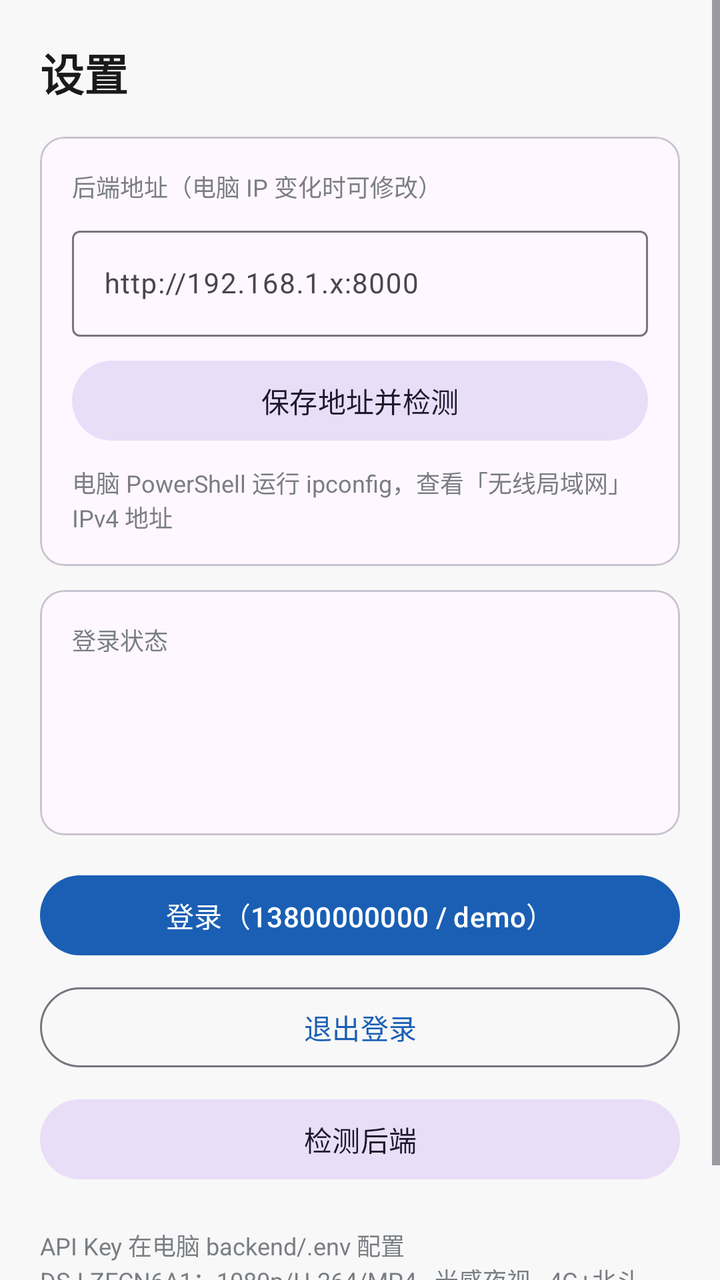
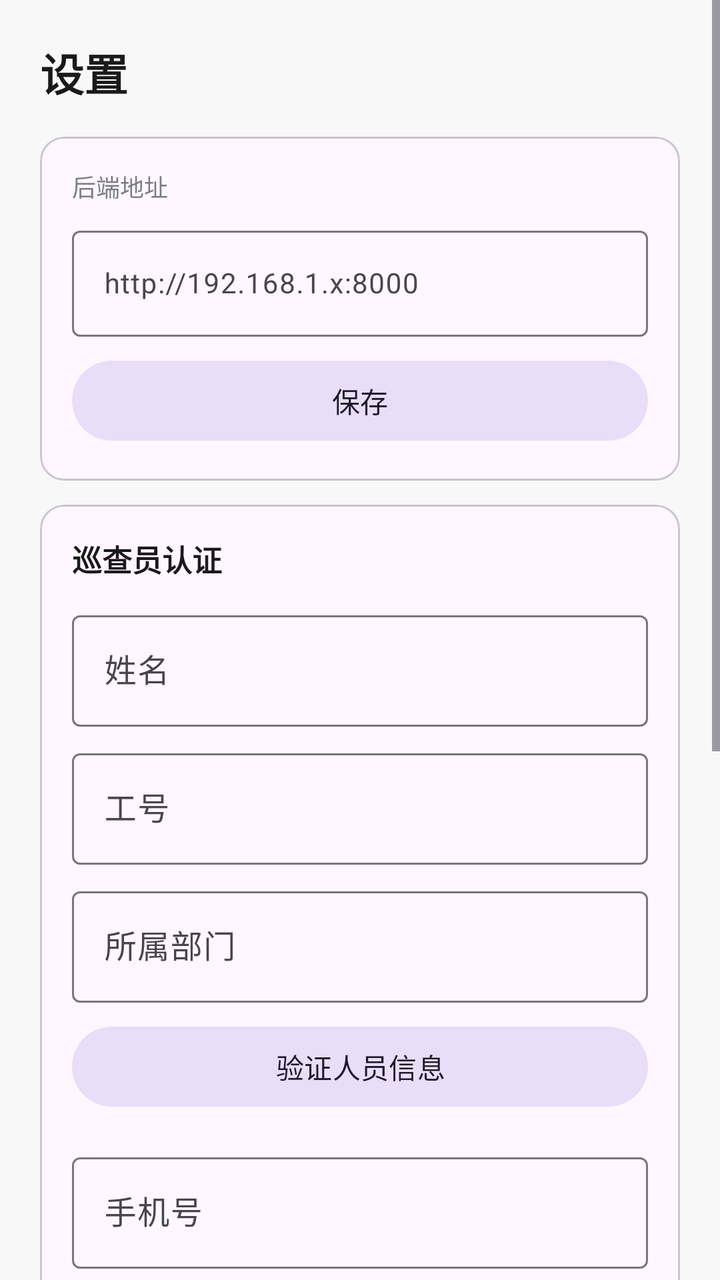

Screens rendered from an Android XML layout before and after an edit, with the pre-edit source and the edit as a unified diff.
<!-- AndroidManifest.xml: application theme Theme.AIFieldCam -->
<!-- res/layout/fragment_settings.xml -->
<?xml version="1.0" encoding="utf-8"?>
<ScrollView
    xmlns:android="http://schemas.android.com/apk/res/android"
    android:layout_width="match_parent"
    android:layout_height="match_parent"
    android:background="@color/background"
    android:fillViewport="true">

    <LinearLayout
        android:layout_width="match_parent"
        android:layout_height="wrap_content"
        android:orientation="vertical"
        android:padding="20dp">

        <TextView
            android:layout_width="wrap_content"
            android:layout_height="wrap_content"
            android:text="设置"
            android:textColor="@color/on_background"
            android:textSize="22sp"
            android:textStyle="bold" />

        <com.google.android.material.card.MaterialCardView
            android:layout_width="match_parent"
            android:layout_height="wrap_content"
            android:layout_marginTop="16dp">

            <LinearLayout
                android:layout_width="match_parent"
                android:layout_height="wrap_content"
                android:orientation="vertical"
                android:padding="16dp">

                <TextView
                    android:layout_width="wrap_content"
                    android:layout_height="wrap_content"
                    android:text="后端地址（电脑 IP 变化时可修改）"
                    android:textColor="@color/on_surface_variant"
                    android:textSize="12sp" />

                <com.google.android.material.textfield.TextInputLayout
                    android:layout_width="match_parent"
                    android:layout_height="wrap_content"
                    android:layout_marginTop="8dp"
                    android:hint="http://192.168.1.x:8000">

                    <com.google.android.material.textfield.TextInputEditText
                        android:id="@+id/et_api_url"
                        android:layout_width="match_parent"
                        android:layout_height="wrap_content"
                        android:inputType="textUri"
                        android:textSize="14sp" />

                </com.google.android.material.textfield.TextInputLayout>

                <com.google.android.material.button.MaterialButton
                    android:id="@+id/btn_save_api"
                    style="@style/Widget.Material3.Button.TonalButton"
                    android:layout_width="match_parent"
                    android:layout_height="wrap_content"
                    android:layout_marginTop="8dp"
                    android:text="保存地址并检测" />

                <TextView
                    android:layout_width="match_parent"
                    android:layout_height="wrap_content"
                    android:layout_marginTop="8dp"
                    android:text="电脑 PowerShell 运行 ipconfig，查看「无线局域网」IPv4 地址"
                    android:textColor="@color/on_surface_variant"
                    android:textSize="12sp" />

            </LinearLayout>
        </com.google.android.material.card.MaterialCardView>

        <com.google.android.material.card.MaterialCardView
            android:layout_width="match_parent"
            android:layout_height="wrap_content"
            android:layout_marginTop="12dp">

            <LinearLayout
                android:layout_width="match_parent"
                android:layout_height="wrap_content"
                android:orientation="vertical"
                android:padding="16dp">

                <TextView
                    android:layout_width="wrap_content"
                    android:layout_height="wrap_content"
                    android:text="登录状态"
                    android:textColor="@color/on_surface_variant"
                    android:textSize="12sp" />

                <TextView
                    android:id="@+id/tv_login_status"
                    android:layout_width="wrap_content"
                    android:layout_height="wrap_content"
                    android:layout_marginTop="4dp"
                    android:textColor="@color/on_background"
                    android:textSize="16sp" />

                <TextView
                    android:id="@+id/tv_health"
                    android:layout_width="wrap_content"
                    android:layout_height="wrap_content"
                    android:layout_marginTop="6dp"
                    android:textColor="@color/on_surface_variant"
                    android:textSize="13sp" />

                <TextView
                    android:id="@+id/tv_platform"
                    android:layout_width="wrap_content"
                    android:layout_height="wrap_content"
                    android:layout_marginTop="6dp"
                    android:textColor="@color/on_surface_variant"
                    android:textSize="13sp" />

            </LinearLayout>
        </com.google.android.material.card.MaterialCardView>

        <com.google.android.material.button.MaterialButton
            android:id="@+id/btn_login"
            android:layout_width="match_parent"
            android:layout_height="wrap_content"
            android:layout_marginTop="16dp"
            android:text="登录（13800000000 / demo）" />

        <com.google.android.material.button.MaterialButton
            android:id="@+id/btn_logout"
            style="@style/Widget.Material3.Button.OutlinedButton"
            android:layout_width="match_parent"
            android:layout_height="wrap_content"
            android:layout_marginTop="8dp"
            android:text="退出登录" />

        <com.google.android.material.button.MaterialButton
            android:id="@+id/btn_ping"
            style="@style/Widget.Material3.Button.TonalButton"
            android:layout_width="match_parent"
            android:layout_height="wrap_content"
            android:layout_marginTop="8dp"
            android:text="检测后端" />

        <TextView
            android:layout_width="match_parent"
            android:layout_height="wrap_content"
            android:layout_marginTop="20dp"
            android:text="API Key 在电脑 backend/.env 配置\nDSJ-ZECN6A1：1080p/H.264/MP4 · 光感夜视 · 4G+北斗\nIP 变化时修改上方地址并重新登录\nBLE 外接相机前缀：AI-FieldCam"
            android:textColor="@color/on_surface_variant"
            android:textSize="12sp" />

    </LinearLayout>
</ScrollView>
<!-- resources referenced by this layout -->
<resources>
  <color name="background">#F8F8F8</color>
  <color name="on_background">#1A1A1A</color>
  <color name="on_surface_variant">#7A7E83</color>
  <style name="Theme.AIFieldCam" parent="Theme.Material3.Light.NoActionBar">
          <item name="colorPrimary">@color/primary</item>
          <item name="colorPrimaryDark">@color/primary_dark</item>
          <item name="android:statusBarColor">@color/surface</item>
          <item name="android:windowLightStatusBar">true</item>
          <item name="android:navigationBarColor">@color/surface</item>
      </style>
  <color name="primary">#1A5FB4</color>
  <color name="primary_dark">#0D3B7A</color>
  <color name="surface">#FFFFFF</color>
</resources>

<!-- the commit's change to res/layout/fragment_settings.xml (unified diff, before → after) -->
@@ -34,7 +34,7 @@
                 <TextView
                     android:layout_width="wrap_content"
                     android:layout_height="wrap_content"
-                    android:text="后端地址（电脑 IP 变化时可修改）"
+                    android:text="后端地址"
                     android:textColor="@color/on_surface_variant"
                     android:textSize="12sp" />
 
@@ -50,7 +50,6 @@
                         android:layout_height="wrap_content"
                         android:inputType="textUri"
                         android:textSize="14sp" />
-
                 </com.google.android.material.textfield.TextInputLayout>
 
                 <com.google.android.material.button.MaterialButton
@@ -59,16 +58,7 @@
                     android:layout_width="match_parent"
                     android:layout_height="wrap_content"
                     android:layout_marginTop="8dp"
-                    android:text="保存地址并检测" />
-
-                <TextView
-                    android:layout_width="match_parent"
-                    android:layout_height="wrap_content"
-                    android:layout_marginTop="8dp"
-                    android:text="电脑 PowerShell 运行 ipconfig，查看「无线局域网」IPv4 地址"
-                    android:textColor="@color/on_surface_variant"
-                    android:textSize="12sp" />
-
+                    android:text="保存" />
             </LinearLayout>
         </com.google.android.material.card.MaterialCardView>
 
@@ -86,7 +76,135 @@
                 <TextView
                     android:layout_width="wrap_content"
                     android:layout_height="wrap_content"
-                    android:text="登录状态"
+                    android:text="巡查员认证"
+                    android:textColor="@color/on_background"
+                    android:textSize="15sp"
+                    android:textStyle="bold" />
+
+                <com.google.android.material.textfield.TextInputLayout
+                    android:layout_width="match_parent"
+                    android:layout_height="wrap_content"
+                    android:layout_marginTop="12dp"
+                    android:hint="姓名">
+
+                    <com.google.android.material.textfield.TextInputEditText
+                        android:id="@+id/et_name"
+                        android:layout_width="match_parent"
+                        android:layout_height="wrap_content"
+                        android:inputType="textPersonName" />
+                </com.google.android.material.textfield.TextInputLayout>
+
+                <com.google.android.material.textfield.TextInputLayout
+                    android:layout_width="match_parent"
+                    android:layout_height="wrap_content"
+                    android:layout_marginTop="8dp"
+                    android:hint="工号">
+
+                    <com.google.android.material.textfield.TextInputEditText
+                        android:id="@+id/et_employee_id"
+                        android:layout_width="match_parent"
+                        android:layout_height="wrap_content"
+                        android:inputType="textCapCharacters" />
+                </com.google.android.material.textfield.TextInputLayout>
+
+                <com.google.android.material.textfield.TextInputLayout
+                    android:layout_width="match_parent"
+                    android:layout_height="wrap_content"
+                    android:layout_marginTop="8dp"
+                    android:hint="所属部门">
+
+                    <com.google.android.material.textfield.TextInputEditText
+                        android:id="@+id/et_department"
+                        android:layout_width="match_parent"
+                        android:layout_height="wrap_content"
+                        android:inputType="text" />
+                </com.google.android.material.textfield.TextInputLayout>
+
+                <com.google.android.material.button.MaterialButton
+                    android:id="@+id/btn_step1"
+                    style="@style/Widget.Material3.Button.TonalButton"
+                    android:layout_width="match_parent"
+                    android:layout_height="wrap_content"
+                    android:layout_marginTop="8dp"
+                    android:text="验证人员信息" />
+
+                <com.google.android.material.textfield.TextInputLayout
+                    android:layout_width="match_parent"
+                    android:layout_height="wrap_content"
+                    android:layout_marginTop="16dp"
+                    android:hint="手机号">
+
+                    <com.google.android.material.textfield.TextInputEditText
+                        android:id="@+id/et_phone"
+                        android:layout_width="match_parent"
+                        android:layout_height="wrap_content"
+                        android:inputType="phone"
+                        android:maxLength="11" />
+                </com.google.android.material.textfield.TextInputLayout>
+
+                <LinearLayout
+                    android:layout_width="match_parent"
+                    android:layout_height="wrap_content"
+                    android:layout_marginTop="8dp"
+                    android:orientation="horizontal">
+
+                    <com.google.android.material.textfield.TextInputLayout
+                        android:layout_width="0dp"
+                        android:layout_height="wrap_content"
+                        android:layout_weight="1"
+                        android:hint="验证码">
+
+                        <com.google.android.material.textfield.TextInputEditText
+                            android:id="@+id/et_sms_code"
+                            android:layout_width="match_parent"
+                            android:layout_height="wrap_content"
+                            android:inputType="number"
+                            android:maxLength="6" />
+                    </com.google.android.material.textfield.TextInputLayout>
+
+                    <com.google.android.material.button.MaterialButton
+                        android:id="@+id/btn_send_sms"
+                        style="@style/Widget.Material3.Button.OutlinedButton"
+                        android:layout_width="wrap_content"
+                        android:layout_height="wrap_content"
+                        android:layout_gravity="center_vertical"
+                        android:layout_marginStart="8dp"
+                        android:text="发送" />
+                </LinearLayout>
+
+                <com.google.android.material.button.MaterialButton
+                    android:id="@+id/btn_step2"
+                    style="@style/Widget.Material3.Button.TonalButton"
+                    android:layout_width="match_parent"
+                    android:layout_height="wrap_content"
+                    android:layout_marginTop="8dp"
+                    android:text="验证手机号" />
+
+                <com.google.android.material.button.MaterialButton
+                    android:id="@+id/btn_step3_face"
+                    android:layout_width="match_parent"
+                    android:layout_height="wrap_content"
+                    android:layout_marginTop="16dp"
+                    android:text="人脸验证并登录" />
+
+            </LinearLayout>
+        </com.google.android.material.card.MaterialCardView>
+
+        <com.google.android.material.card.MaterialCardView
+            android:layout_width="match_parent"
+            android:layout_height="wrap_content"
+            android:layout_marginTop="12dp">
+
+            <LinearLayout
+                android:layout_width="match_parent"
+                android:layout_height="wrap_content"
+                android:orientation="vertical"
+                android:padding="16dp">
+
+                <TextView
+                    android:layout_width="wrap_content"
+                    android:layout_height="wrap_content"
+                    android:text="状态"
                     android:textColor="@color/on_surface_variant"
                     android:textSize="12sp" />
 
@@ -99,38 +217,39 @@
                     android:textSize="16sp" />
 
                 <TextView
+                    android:id="@+id/tv_officer_detail"
+                    android:layout_width="wrap_content"
+                    android:layout_height="wrap_content"
+                    android:layout_marginTop="6dp"
+                    android:textColor="@color/on_surface_variant"
+                    android:textSize="13sp" />
+
+                <TextView
                     android:id="@+id/tv_health"
                     android:layout_width="wrap_content"
                     android:layout_height="wrap_content"
                     android:layout_marginTop="6dp"
                     android:textColor="@color/on_surface_variant"
-                    android:textSize="13sp" />
-
-                <TextView
-                    android:id="@+id/tv_platform"
-                    android:layout_width="wrap_content"
-                    android:layout_height="wrap_content"
-                    android:layout_marginTop="6dp"
-                    android:textColor="@color/on_surface_variant"
-                    android:textSize="13sp" />
-
+                    android:textSize="13sp"
+                    android:visibility="gone" />
             </LinearLayout>
         </com.google.android.material.card.MaterialCardView>
-
-        <com.google.android.material.button.MaterialButton
-            android:id="@+id/btn_login"
-            android:layout_width="match_parent"
-            android:layout_height="wrap_content"
-            android:layout_marginTop="16dp"
-            android:text="登录（13800000000 / demo）" />
 
         <com.google.android.material.button.MaterialButton
             android:id="@+id/btn_logout"
             style="@style/Widget.Material3.Button.OutlinedButton"
             android:layout_width="match_parent"
             android:layout_height="wrap_content"
+            android:layout_marginTop="16dp"
+            android:text="退出登录" />
+
+        <com.google.android.material.button.MaterialButton
+            android:id="@+id/btn_offboard"
+            style="@style/Widget.Material3.Button.OutlinedButton"
+            android:layout_width="match_parent"
+            android:layout_height="wrap_content"
             android:layout_marginTop="8dp"
-            android:text="退出登录" />
+            android:text="注销人员" />
 
         <com.google.android.material.button.MaterialButton
             android:id="@+id/btn_ping"
@@ -138,15 +257,7 @@
             android:layout_width="match_parent"
             android:layout_height="wrap_content"
             android:layout_marginTop="8dp"
-            android:text="检测后端" />
-
-        <TextView
-            android:layout_width="match_parent"
-            android:layout_height="wrap_content"
-            android:layout_marginTop="20dp"
-            android:text="API Key 在电脑 backend/.env 配置\nDSJ-ZECN6A1：1080p/H.264/MP4 · 光感夜视 · 4G+北斗\nIP 变化时修改上方地址并重新登录\nBLE 外接相机前缀：AI-FieldCam"
-            android:textColor="@color/on_surface_variant"
-            android:textSize="12sp" />
-
+            android:text="检测后端"
+            android:visibility="gone" />
     </LinearLayout>
 </ScrollView>
